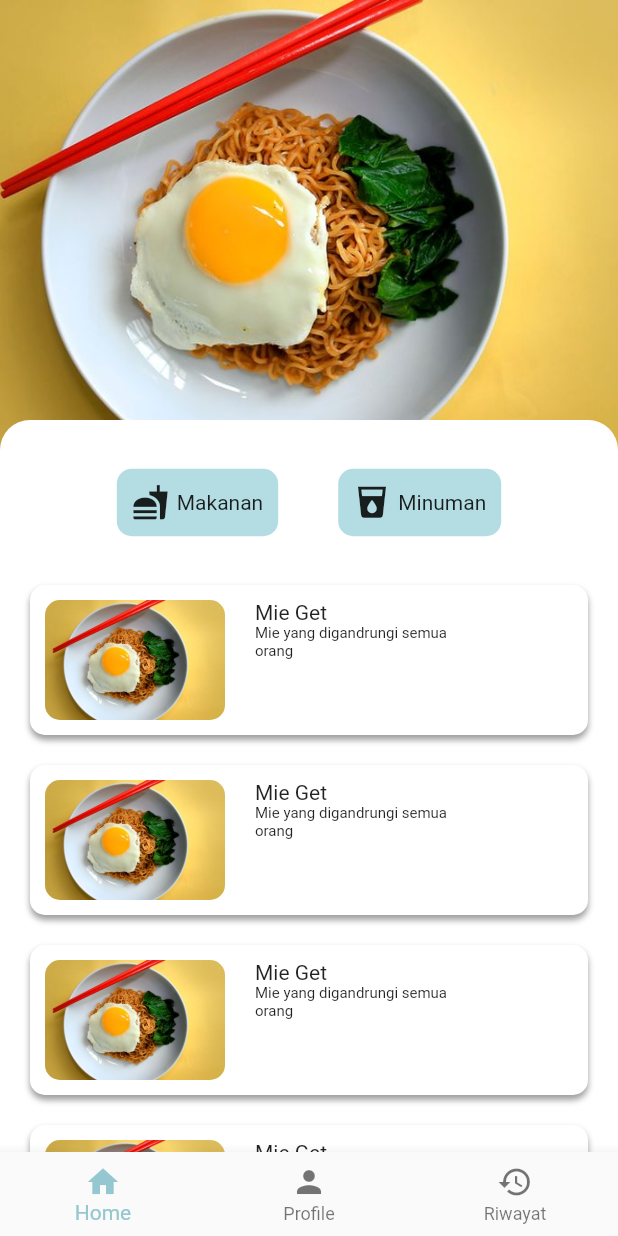
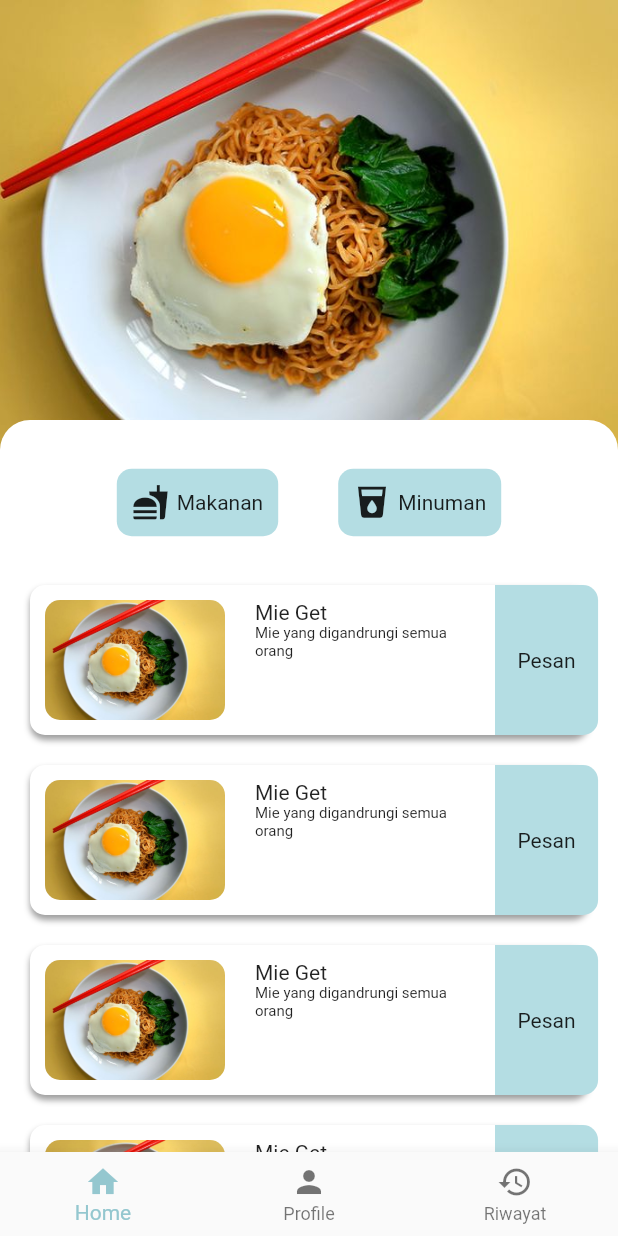
Before and after one commit to juarramdhan/aplikasi_shelter, a Flutter app: the screen it shows after launch, after a tap on "Login", on a phone screen of 412 x 824 dp. Run offline on Flutter 3.47's test engine with Material 2 defaults, Android fonts, the phone set to English and light mode, and no system bars; our stand-ins replace get; missing offline and left inert: iconify_flutter.

Commit message:
tambah tombol pesan

```diff
--- a/lib/app/modules/home/views/home_view.dart
+++ b/lib/app/modules/home/views/home_view.dart
@@ -95,7 +95,6 @@ class HomeView extends GetView<HomeController> {
                       itemCount: 10,
                       itemBuilder: (context, index) {
                         return Container(
-                          padding: const EdgeInsets.all(10),
                           margin: const EdgeInsets.symmetric(
                               vertical: 10, horizontal: 20),
                           width: double.infinity,
@@ -103,7 +102,7 @@ class HomeView extends GetView<HomeController> {
                           decoration: BoxDecoration(
                             borderRadius: BorderRadius.circular(10),
                             color: Colors.white,
-                            boxShadow: [
+                            boxShadow: const [
                               BoxShadow(
                                   blurRadius: 3,
                                   color: Colors.grey,
@@ -111,25 +110,32 @@ class HomeView extends GetView<HomeController> {
                             ],
                           ),
                           child: Row(
+                            mainAxisAlignment: MainAxisAlignment.spaceBetween,
+                            children: [
+                              Padding(
+                                padding: const EdgeInsets.all(10),
+                                child: Row(
                                   children: [
                                     Container(
                                       height: 80,
                                       width: 120,
                                       decoration: BoxDecoration(
                                         borderRadius: BorderRadius.circular(10),
-                                  image: DecorationImage(
-                                    image: AssetImage("assets/images/mie.jpg"),
+                                        image: const DecorationImage(
+                                          image: AssetImage(
+                                              "assets/images/mie.jpg"),
                                         ),
                                       ),
                                     ),
-                              SizedBox(
+                                    const SizedBox(
                                       width: 20,
                                     ),
                                     SizedBox(
                                       width: 150,
                                       child: Column(
-                                  crossAxisAlignment: CrossAxisAlignment.start,
-                                  children: [
+                                        crossAxisAlignment:
+                                            CrossAxisAlignment.start,
+                                        children: const [
                                           Text("Mie Get"),
                                           Text(
                                             "Mie yang digandrungi semua orang",
@@ -137,7 +143,24 @@ class HomeView extends GetView<HomeController> {
                                           )
                                         ],
                                       ),
-                              )
+                                    ),
+                                  ],
+                                ),
+                              ),
+                              InkWell(
+                                onTap: () {},
+                                child: Container(
+                                  decoration: const BoxDecoration(
+                                      color: primaryColor,
+                                      borderRadius: BorderRadius.only(
+                                          topRight: Radius.circular(10),
+                                          bottomRight: Radius.circular(10))),
+                                  padding: const EdgeInsets.all(15),
+                                  child: const Center(
+                                    child: Text("Pesan"),
+                                  ),
+                                ),
+                              ),
                             ],
                           ),
                         );
```
Lines whose indentation alone changed are shown as unchanged.
